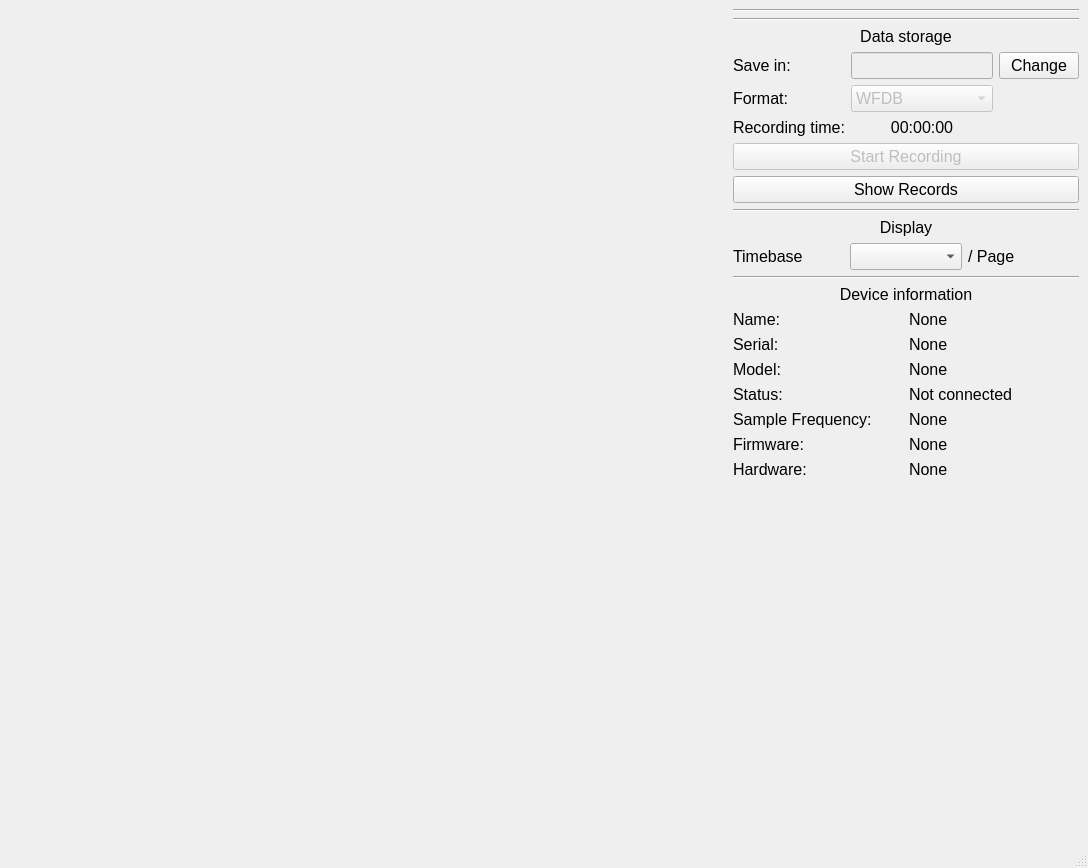
mcsltd/mcs-inRat-monitor, file resources/main_window.ui: the form before one commit.
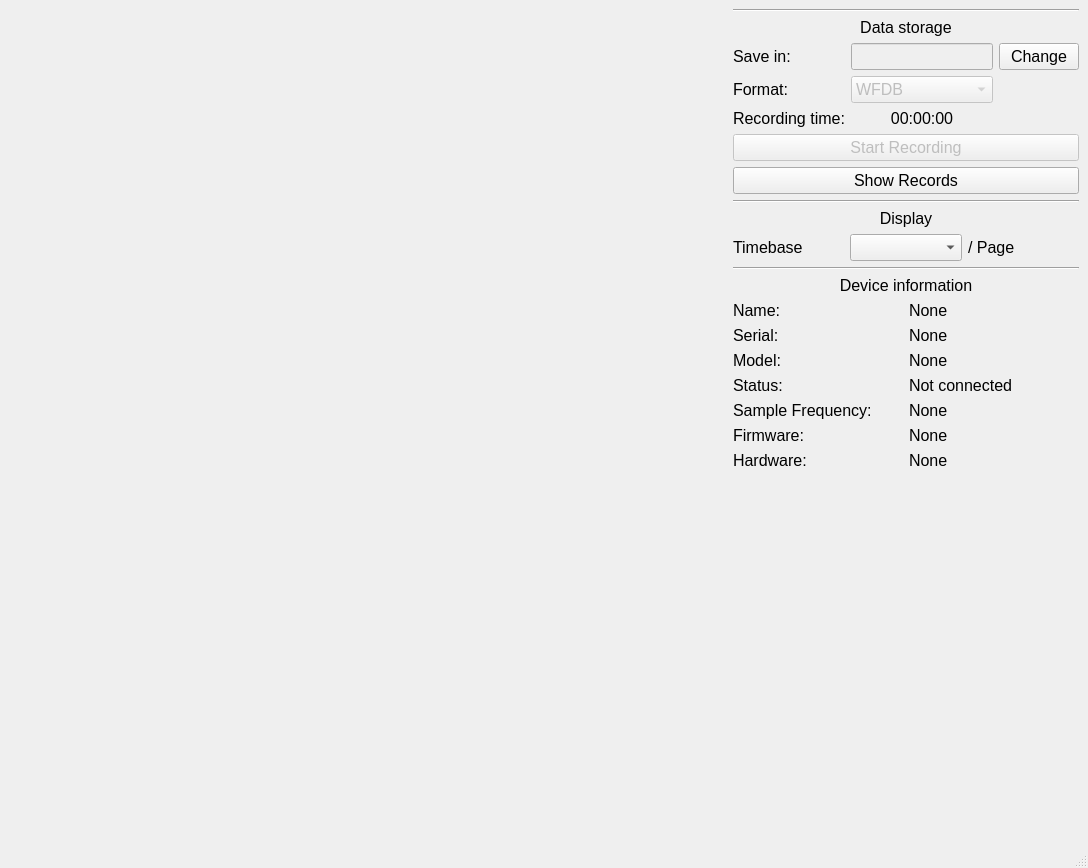
The form after the commit. Custom widgets are drawn as their Qt base class.

Commit message: refactore: move device in qobject class

```diff
--- a/resources/main_window.ui
+++ b/resources/main_window.ui
@@ -24,13 +24,6 @@
         </property>
        </widget>
       </item>
-      <item>
-       <widget class="Line" name="line">
-        <property name="orientation">
-         <enum>Qt::Orientation::Horizontal</enum>
-        </property>
-       </widget>
-      </item>
       <item>
        <widget class="QLabel" name="labelDataStorage">
         <property name="font">
```
The commit also changes 17 other files.
